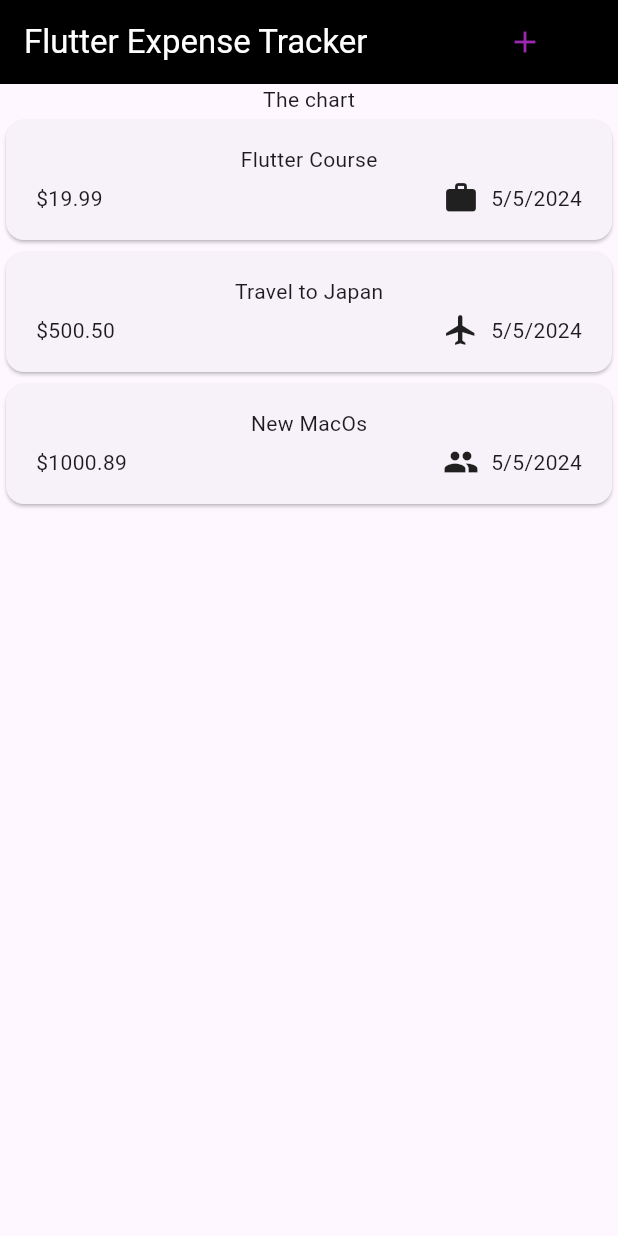
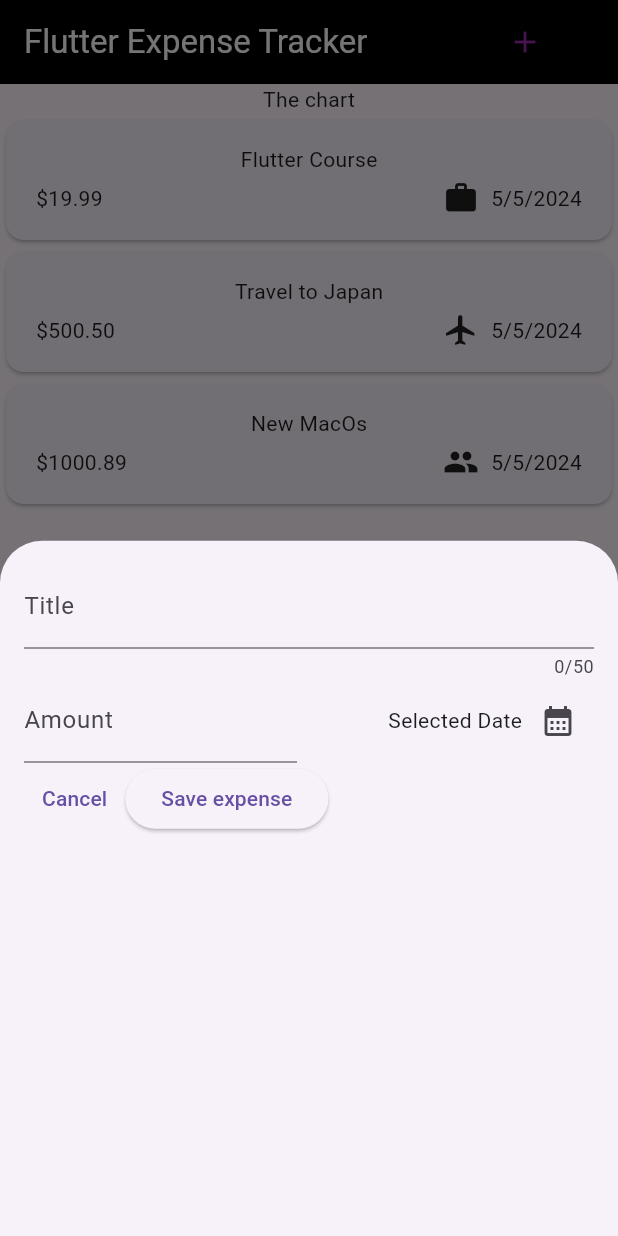
Before and after one commit to EdgardYayo/FlutterExpensesApp, a Flutter app: the screen it shows after launch, after a tap on the "add" icon, on a phone screen of 412 x 824 dp. Run offline on Flutter 3.47's test engine with Material 3 defaults, Android fonts, the phone set to English and light mode, and no system bars.

Commit message:
Learning how to add inputs and modals in Flutter

```diff
--- a/lib/expenses.dart
+++ b/lib/expenses.dart
@@ -1,5 +1,6 @@
 import 'package:expense_tracker/expenses_list.dart';
 import 'package:expense_tracker/models/expense.dart';
+import 'package:expense_tracker/new_expense.dart';
 import 'package:flutter/material.dart';
 
 class Expenses extends StatefulWidget {
@@ -19,6 +20,10 @@ class _ExpensesState extends State<Expenses> {
     Expense(title: 'New MacOs', amount: 1000.89, date: DateTime.now(), category: Category.leisure),
   ];
 
+  void _openAddExpenseOverlay() {
+    showModalBottomSheet(context: context, builder: (ctx) => const NewExpense());
+  }
+
   @override
   Widget build(BuildContext context) {
     return Scaffold(
@@ -32,7 +37,7 @@ class _ExpensesState extends State<Expenses> {
           IconButton(
             padding: const EdgeInsets.symmetric(horizontal: 50, vertical: 10),
             hoverColor: Colors.white,
-            onPressed: () {},
+            onPressed: _openAddExpenseOverlay,
             icon: const Icon(Icons.add, color: Colors.purple,)
           )
         ],
--- /dev/null
+++ b/lib/new_expense.dart
@@ -0,0 +1,97 @@
+import 'package:flutter/material.dart';
+
+class NewExpense extends StatefulWidget {
+  const NewExpense({super.key});
+
+  @override
+  State<NewExpense> createState() {
+    return _NewExpenseState();
+  }
+}
+
+class _NewExpenseState extends State<NewExpense> {
+  // var _enteredTitle = '';
+
+  // void _saveTitleInput(String inputValue) {
+  //   _enteredTitle = inputValue;
+  //   print(_enteredTitle);
+  // }
+
+  final _titleController = TextEditingController();
+  final _amountController = TextEditingController();
+
+  @override
+  void dispose() {
+    _titleController.dispose();
+    _amountController.dispose();
+    super.dispose();
+  }
+
+  void _presentDatePicker() {
+    final now = DateTime.now();
+    final firstDate = DateTime(now.year - 1, now.month, now.day);
+    showDatePicker(context: context, initialDate: now, firstDate: firstDate, lastDate: now);
+  }
+
+  @override
+  Widget build(BuildContext context) {
+    return Padding(
+        padding: const EdgeInsets.all(16),
+        child: Column(
+          children: [
+            TextField(
+              // onChanged: _saveTitleInput,
+              controller: _titleController,
+              maxLength: 50,
+              decoration: const InputDecoration(
+                label: Text('Title')
+              ),
+            ),
+            Row(
+              children: [
+                Expanded(child:TextField(
+                  controller: _amountController,
+                  keyboardType: TextInputType.number,
+                  decoration: const InputDecoration(
+                    prefixText: '\$ ',
+                    label: Text('Amount')
+                  ),
+                ),
+                ),
+                const SizedBox(width: 16),
+                Expanded(child:
+                  Row(
+                    mainAxisAlignment: MainAxisAlignment.end,
+                    crossAxisAlignment: CrossAxisAlignment.center,
+                    children: [
+                    const Text('Selected Date'),
+                    IconButton(
+                      onPressed: _presentDatePicker,
+                      icon: const Icon(Icons.calendar_month)
+                      ),
+                  ],)
+                )
+              ],
+            ),
+            Row(
+              children: [
+                TextButton(
+                  onPressed: () {
+                    Navigator.pop(context);
+                  },
+                  child: const Text('Cancel')
+                ),
+                ElevatedButton(
+                  onPressed: () {
+                    print(_titleController.text);
+                    print(_amountController.text);
+                  },
+                  child: const Text('Save expense')
+                )
+              ],
+            )
+          ],
+        ),
+      );
+  }
+}
```
